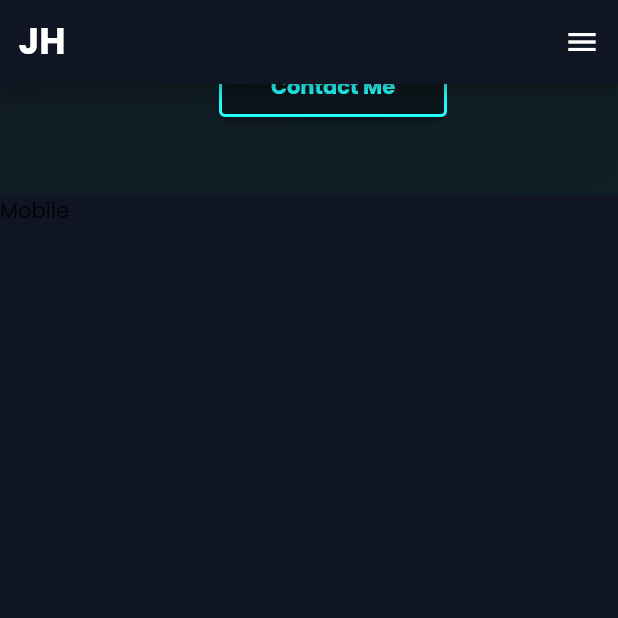
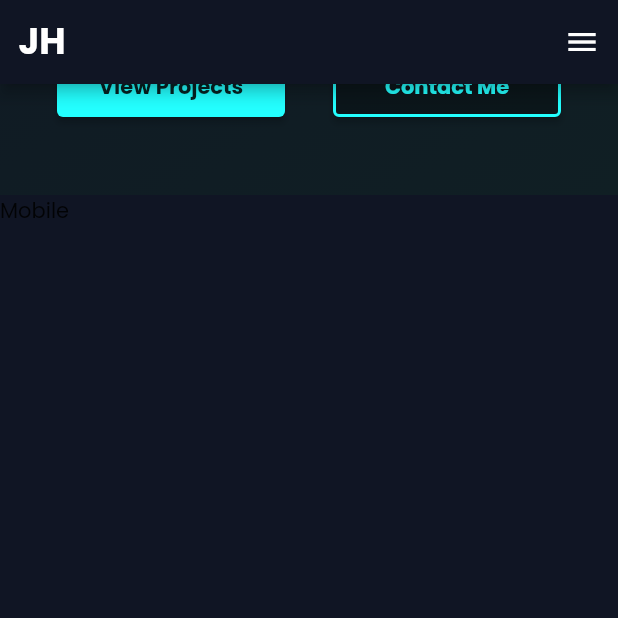
Before and after one commit to joffenhopland/portfolio, a Flutter app: the screen it shows after launch, scrolled down 576 dp, on a phone screen of 412 x 824 dp, the top half of it. Run offline on Flutter 3.47's test engine with Material 2 defaults, Android fonts, the phone set to English and light mode, and no system bars; our stand-ins replace google_fonts.

```diff
--- a/lib/sections/home_section.dart
+++ b/lib/sections/home_section.dart
@@ -1,6 +1,8 @@
 import 'package:flutter/material.dart';
 import 'package:joffen_hopland_portfolio/common/config.dart';
 import 'package:joffen_hopland_portfolio/common_widgets/cta_button_2.dart';
+
+import '../common_widgets/cta_button_1.dart';
 
 class HomeSection extends StatefulWidget {
   const HomeSection({Key? key}) : super(key: key);
@@ -112,8 +114,8 @@ class _HomeSectionState extends State<HomeSection> {
                       padding: const EdgeInsets.only(top: 16.0, bottom: 48),
                       child: Row(
                         mainAxisAlignment: MainAxisAlignment.center,
-                        children: const [
-                          // CTAButton1(text: "View Projects"),
+                        children: [
+                          CTAButton1(text: "View Projects", onPressed: () {  },),
                           SizedBox(
                             width: 32,
                           ),
@@ -183,8 +185,8 @@ class _HomeSectionState extends State<HomeSection> {
                     Padding(
                       padding: const EdgeInsets.symmetric(vertical: 24.0),
                       child: Row(
-                        children: const [
-                          // CTAButton1(text: "View Projects"),
+                        children: [
+                          CTAButton1(text: "View Projects", onPressed: () {  },),
                           SizedBox(
                             width: 32,
                           ),
--- a/lib/sections/projects_section.dart
+++ b/lib/sections/projects_section.dart
@@ -1,6 +1,7 @@
 import 'package:flutter/material.dart';
 import 'package:joffen_hopland_portfolio/common/config.dart';
 
+import '../common_widgets/cta_button_1.dart';
 import '../common_widgets/cta_button_2.dart';
 
 class ProjectsSection extends StatefulWidget {
@@ -64,13 +65,17 @@ class _ProjectsSectionState extends State<ProjectsSection> {
                           "YelpCamp",
                           style: TextStyle(color: Colors.white),
                         ),
-                        const Text("Text about the project here...",
-                            style: TextStyle(color: Colors.white),
-                          ),
+                        const Text(
+                          "Text about the project here...",
+                          style: TextStyle(color: Colors.white),
+                        ),
                         Row(
                           mainAxisAlignment: MainAxisAlignment.center,
-                          children: const [
-                            // CTAButton1(text: "Live Demo"),
+                          children: [
+                            CTAButton1(
+                              text: "Live Demo",
+                              onPressed: () {},
+                            ),
                             SizedBox(
                               width: 32,
                             ),
@@ -101,8 +106,11 @@ class _ProjectsSectionState extends State<ProjectsSection> {
                         ),
                         Row(
                           mainAxisAlignment: MainAxisAlignment.center,
-                          children: const [
-                            // CTAButton1(text: "Live Demo"),
+                          children: [
+                            CTAButton1(
+                              text: "Live Demo",
+                              onPressed: () {},
+                            ),
                             SizedBox(
                               width: 32,
                             ),
@@ -159,8 +167,11 @@ class _ProjectsSectionState extends State<ProjectsSection> {
                         ),
                         Row(
                           mainAxisAlignment: MainAxisAlignment.center,
-                          children: const [
-                            // CTAButton1(text: "Live Demo"),
+                          children: [
+                            CTAButton1(
+                              text: "Live Demo",
+                              onPressed: () {},
+                            ),
                             SizedBox(
                               width: 32,
                             ),
```
